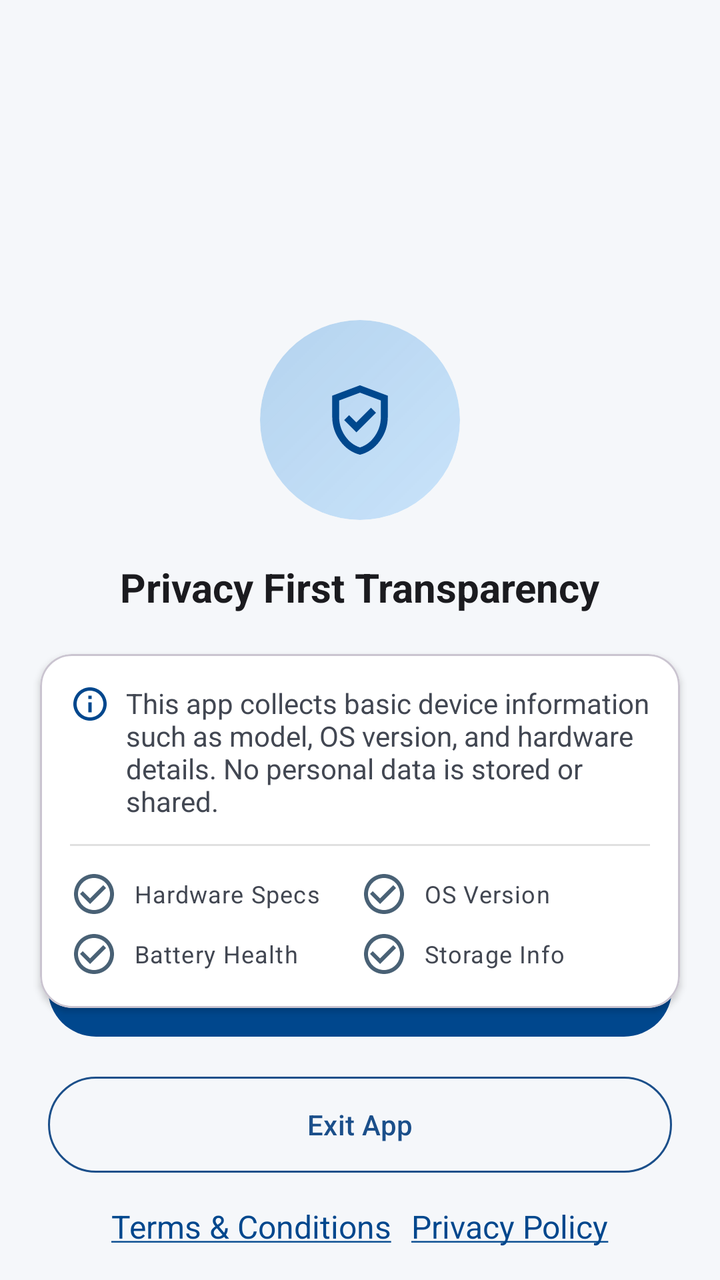
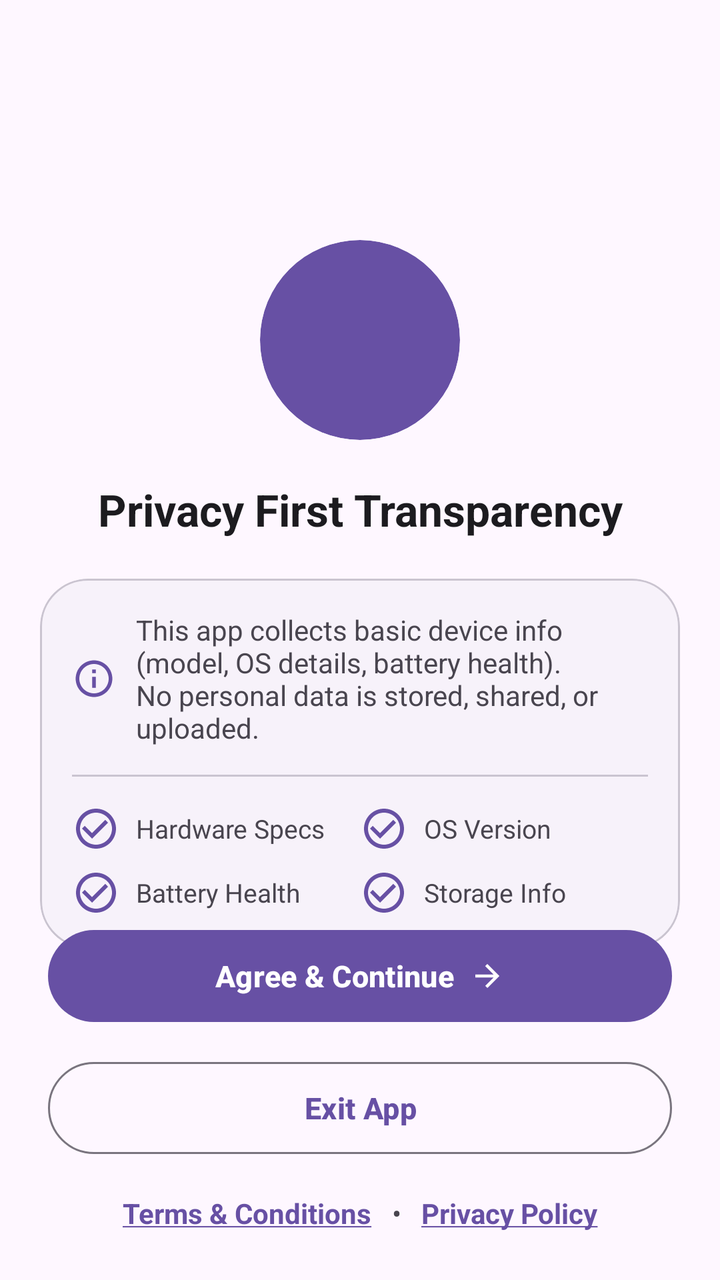

Before-and-after screenshots of an Android layout around one commit, followed by the original layout XML and the change that was made.
<!-- AndroidManifest.xml: application theme Theme.DeviceInfo -->
<!-- res/layout/fragment_intro.xml -->
<?xml version="1.0" encoding="utf-8"?>
<androidx.constraintlayout.widget.ConstraintLayout xmlns:android="http://schemas.android.com/apk/res/android"
    xmlns:app="http://schemas.android.com/apk/res-auto"
    android:layout_width="match_parent"
    android:layout_height="match_parent"
    android:background="#F5F7FA">


    <ImageView
        android:id="@+id/iconContainer"
        android:layout_width="100dp"
        android:layout_height="100dp"
        android:layout_gravity="center"
        android:layout_marginTop="160dp"
        android:src="@drawable/ic_shield_check"
        app:layout_constraintEnd_toEndOf="parent"
        app:layout_constraintStart_toStartOf="parent"
        app:layout_constraintTop_toTopOf="parent" />

    
    <TextView
        android:id="@+id/titleText"
        android:layout_width="wrap_content"
        android:layout_height="wrap_content"
        android:layout_marginTop="20dp"
        android:text="Privacy First Transparency"
        android:textColor="#1B1B1F"
        android:textSize="20sp"
        android:textStyle="bold"
        app:layout_constraintEnd_toEndOf="parent"
        app:layout_constraintStart_toStartOf="parent"
        app:layout_constraintTop_toBottomOf="@id/iconContainer" />

    
    <com.google.android.material.card.MaterialCardView
        android:id="@+id/infoCard"
        android:layout_width="0dp"
        android:layout_height="wrap_content"
        android:layout_margin="20dp"
        android:backgroundTint="@color/white"
        android:padding="16dp"
        app:cardCornerRadius="16dp"
        app:cardElevation="2dp"
        app:contentPadding="15dp"
        app:layout_constraintEnd_toEndOf="parent"
        app:layout_constraintStart_toStartOf="parent"
        app:layout_constraintTop_toBottomOf="@id/titleText">

        <LinearLayout
            android:layout_width="match_parent"
            android:layout_height="wrap_content"
            android:orientation="vertical">

            
            <LinearLayout
                android:layout_width="match_parent"
                android:layout_height="wrap_content"
                android:orientation="horizontal">

                <ImageView
                    android:layout_width="20dp"
                    android:layout_height="20dp"
                    android:src="@drawable/ic_info_outline"
                    app:tint="#00478D" />

                <TextView
                    android:layout_width="0dp"
                    android:layout_height="wrap_content"
                    android:layout_marginStart="8dp"
                    android:layout_weight="1"
                    android:text="This app collects basic device information such as model, OS version, and hardware details. No personal data is stored or shared."
                    android:textColor="#424752"
                    android:textSize="14sp" />
            </LinearLayout>

            
            <View
                android:layout_width="match_parent"
                android:layout_height="1dp"
                android:layout_marginVertical="12dp"
                android:background="#E0E0E0" />

            
            <LinearLayout
                android:layout_width="match_parent"
                android:layout_height="wrap_content"
                android:orientation="vertical">

                <LinearLayout
                    android:layout_width="match_parent"
                    android:layout_height="wrap_content"
                    android:orientation="horizontal"
                    android:weightSum="2">

                    <com.google.android.material.textview.MaterialTextView
                        android:layout_width="0dp"
                        android:layout_height="wrap_content"
                        android:layout_weight="1"
                        android:drawableStart="@drawable/ic_check_circle_outline"
                        android:drawablePadding="8dp"
                        android:drawableTint="#496175"
                        android:gravity="center_vertical"
                        android:text="Hardware Specs"
                        android:textAppearance="?attr/textAppearanceBodySmall"
                        android:textColor="#424752" />

                    <com.google.android.material.textview.MaterialTextView
                        android:layout_width="0dp"
                        android:layout_height="wrap_content"
                        android:layout_weight="1"
                        android:drawableStart="@drawable/ic_check_circle_outline"

                        android:drawablePadding="8dp"
                        android:drawableTint="#496175"
                        android:gravity="center_vertical"

                        android:text="OS Version"
                        android:textAppearance="?attr/textAppearanceBodySmall"
                        android:textColor="#424752" />

                </LinearLayout>

                <LinearLayout
                    android:layout_width="match_parent"
                    android:layout_height="wrap_content"
                    android:layout_marginTop="6dp"
                    android:orientation="horizontal"
                    android:weightSum="2">

                    <com.google.android.material.textview.MaterialTextView
                        android:layout_width="0dp"
                        android:layout_height="wrap_content"
                        android:layout_weight="1"
                        android:drawableStart="@drawable/ic_check_circle_outline"

                        android:drawablePadding="8dp"
                        android:drawableTint="#496175"
                        android:gravity="center_vertical"

                        android:text="Battery Health"
                        android:textAppearance="?attr/textAppearanceBodySmall"
                        android:textColor="#424752" />

                    <com.google.android.material.textview.MaterialTextView
                        android:layout_width="0dp"
                        android:layout_height="wrap_content"
                        android:layout_weight="1"
                        android:drawableStart="@drawable/ic_check_circle_outline"

                        android:drawablePadding="8dp"
                        android:drawableTint="#496175"
                        android:gravity="center_vertical"

                        android:text="Storage Info"
                        android:textAppearance="?attr/textAppearanceBodySmall"
                        android:textColor="#424752" />
                </LinearLayout>

            </LinearLayout>

        </LinearLayout>

    </com.google.android.material.card.MaterialCardView>

    
    <com.google.android.material.button.MaterialButton
        android:id="@+id/btnAgree"
        android:layout_width="0dp"
        android:layout_height="56dp"
        android:layout_marginHorizontal="24dp"
        android:layout_marginBottom="12dp"
        android:text="@string/agree_continue"
        android:textAllCaps="false"
        android:textColor="@android:color/white"
        app:backgroundTint="#00478D"
        app:cornerRadius="28dp"
        app:icon="@drawable/ic_arrow_forward"
        app:iconGravity="textEnd"
        app:layout_constraintBottom_toTopOf="@id/btnExit"
        app:layout_constraintEnd_toEndOf="parent"
        app:layout_constraintStart_toStartOf="parent" />

    
    <com.google.android.material.button.MaterialButton
        android:id="@+id/btnExit"
        android:layout_width="0dp"
        android:layout_height="56dp"
        android:layout_marginHorizontal="24dp"
        android:layout_marginBottom="12dp"
        android:text="Exit App"
        android:textAllCaps="false"
        android:textColor="#1B4F8A"
        app:backgroundTint="@android:color/transparent"
        app:cornerRadius="28dp"
        app:layout_constraintBottom_toTopOf="@id/footerLinks"
        app:layout_constraintEnd_toEndOf="parent"
        app:layout_constraintStart_toStartOf="parent"
        app:strokeColor="#1B4F8A"
        app:strokeWidth="1dp" />

    
    <LinearLayout
        android:id="@+id/footerLinks"
        android:layout_width="wrap_content"
        android:layout_height="wrap_content"
        android:layout_marginBottom="16dp"
        android:orientation="horizontal"
        app:layout_constraintBottom_toBottomOf="parent"
        app:layout_constraintEnd_toEndOf="parent"
        app:layout_constraintStart_toStartOf="parent">

        <com.google.android.material.textview.MaterialTextView
            android:id="@+id/termsAndConditionsText"
            android:layout_width="wrap_content"
            android:layout_height="wrap_content"
            android:text="@string/terms_and_conditions"
            android:textColor="#00478D"
            android:textSize="16sp" />

        <TextView
            android:layout_width="wrap_content"
            android:layout_height="wrap_content"
            android:text="   " />

        <com.google.android.material.textview.MaterialTextView
            android:id="@+id/privacyPolicyText"
            android:layout_width="wrap_content"
            android:layout_height="wrap_content"
            android:text="@string/privacy_underlined"
            android:textColor="#00478D"
            android:textSize="16sp" />

    </LinearLayout>

</androidx.constraintlayout.widget.ConstraintLayout>
<!-- resources referenced by this layout -->
<resources>
  <color name="white">#FFFFFFFF</color>
  <!-- drawable ic_arrow_forward (drawable) -->
  <vector xmlns:android="http://schemas.android.com/apk/res/android" android:autoMirrored="true" android:height="24dp" android:tint="#FFFFFF" android:viewportHeight="24" android:viewportWidth="24" android:width="24dp">
        
      <path android:fillColor="@android:color/white" android:pathData="M12,4l-1.41,1.41L16.17,11H4v2h12.17l-5.58,5.59L12,20l8,-8z"/>
      
  </vector>
  <!-- drawable ic_check_circle_outline (drawable) -->
  <vector xmlns:android="http://schemas.android.com/apk/res/android" android:height="24dp" android:tint="#FFFFFF" android:viewportHeight="24" android:viewportWidth="24" android:width="24dp">
        
      <path android:fillColor="@android:color/white" android:pathData="M16.59,7.58L10,14.17l-3.59,-3.58L5,12l5,5 8,-8zM12,2C6.48,2 2,6.48 2,12s4.48,10 10,10 10,-4.48 10,-10S17.52,2 12,2zM12,20c-4.42,0 -8,-3.58 -8,-8s3.58,-8 8,-8 8,3.58 8,8 -3.58,8 -8,8z"/>
      
  </vector>
  <!-- drawable ic_info_outline (drawable) -->
  <vector xmlns:android="http://schemas.android.com/apk/res/android" android:height="24dp" android:tint="#FFFFFF" android:viewportHeight="24" android:viewportWidth="24" android:width="24dp">
        
      <path android:fillColor="@android:color/white" android:pathData="M11,7h2v2h-2V7zM11,11h2v6h-2V11zM12,2C6.48,2 2,6.48 2,12s4.48,10 10,10s10,-4.48 10,-10S17.52,2 12,2zM12,20c-4.41,0 -8,-3.59 -8,-8s3.59,-8 8,-8s8,3.59 8,8S16.41,20 12,20z"/>
      
  </vector>
  <string name="agree_continue">Agree &amp; Continue</string>
  <string name="privacy_underlined"><u>Privacy Policy</u></string>
  <string name="terms_and_conditions"><u>Terms &amp; Conditions</u></string>
  <style name="Theme.DeviceInfo" parent="Theme.Material3.DayNight.NoActionBar">
          <item name="colorPrimary">@color/colorPrimary</item>
          <item name="colorPrimaryVariant">@color/colorPrimaryVariant</item>
          <item name="colorSecondary">@color/colorSecondary</item>
          <item name="colorSecondaryVariant">@color/colorSecondaryVariant</item>
          <item name="colorSurface">@color/colorSurface</item>
          <item name="colorSurfaceVariant">@color/colorSurfaceVariant</item>
          <item name="colorOnSurface">@color/colorOnSurface</item>
          <item name="colorOnSurfaceVariant">@color/colorOnSurfaceVariant</item>
          <item name="android:statusBarColor" tools:targetApi="l">?attr/colorSurfaceContainer</item>
          <item name="android:navigationBarColor" tools:targetApi="o">?attr/colorSurface</item>
      </style>
  <color name="colorPrimary">#6750A4</color>
  <color name="colorPrimaryVariant">#21005D</color>
  <color name="colorSecondary">#625B71</color>
  <color name="colorSecondaryVariant">#7D5260</color>
  <color name="colorSurface">#FEF7FF</color>
  <color name="colorSurfaceVariant">#E7E0EC</color>
  <color name="colorOnSurface">#1C1B1F</color>
  <color name="colorOnSurfaceVariant">#49454F</color>
  <!-- unchanged entries left out for length: 1 -->
</resources>

<!-- the commit's change to res/layout/fragment_intro.xml (unified diff, before → after) -->
@@ -3,29 +3,30 @@
     xmlns:app="http://schemas.android.com/apk/res-auto"
     android:layout_width="match_parent"
     android:layout_height="match_parent"
-    android:background="#F5F7FA">
-
+    android:background="?attr/colorSurface">
 
     <ImageView
         android:id="@+id/iconContainer"
         android:layout_width="100dp"
         android:layout_height="100dp"
         android:layout_gravity="center"
-        android:layout_marginTop="160dp"
+        android:layout_marginTop="120dp"
         android:src="@drawable/ic_shield_check"
+        app:tint="?attr/colorPrimary"
         app:layout_constraintEnd_toEndOf="parent"
         app:layout_constraintStart_toStartOf="parent"
-        app:layout_constraintTop_toTopOf="parent" />
-
-    
-    <TextView
+        app:layout_constraintTop_toTopOf="parent"
+        android:contentDescription="@null" />
+
+    
+    <com.google.android.material.textview.MaterialTextView
         android:id="@+id/titleText"
         android:layout_width="wrap_content"
         android:layout_height="wrap_content"
         android:layout_marginTop="20dp"
         android:text="Privacy First Transparency"
-        android:textColor="#1B1B1F"
-        android:textSize="20sp"
+        android:textColor="?attr/colorOnSurface"
+        android:textSize="22sp"
         android:textStyle="bold"
         app:layout_constraintEnd_toEndOf="parent"
         app:layout_constraintStart_toStartOf="parent"
@@ -37,11 +38,12 @@
         android:layout_width="0dp"
         android:layout_height="wrap_content"
         android:layout_margin="20dp"
-        android:backgroundTint="@color/white"
-        android:padding="16dp"
-        app:cardCornerRadius="16dp"
-        app:cardElevation="2dp"
-        app:contentPadding="15dp"
+        app:cardCornerRadius="24dp"
+        app:cardElevation="0dp"
+        app:strokeColor="?attr/colorOutlineVariant"
+        app:strokeWidth="1dp"
+        app:cardBackgroundColor="?attr/colorSurfaceContainerLow"
+        app:contentPadding="16dp"
         app:layout_constraintEnd_toEndOf="parent"
         app:layout_constraintStart_toStartOf="parent"
         app:layout_constraintTop_toBottomOf="@id/titleText">
@@ -55,21 +57,23 @@
             <LinearLayout
                 android:layout_width="match_parent"
                 android:layout_height="wrap_content"
-                android:orientation="horizontal">
+                android:orientation="horizontal"
+                android:gravity="center_vertical">
 
                 <ImageView
-                    android:layout_width="20dp"
-                    android:layout_height="20dp"
+                    android:layout_width="22dp"
+                    android:layout_height="22dp"
                     android:src="@drawable/ic_info_outline"
-                    app:tint="#00478D" />
-
-                <TextView
+                    app:tint="?attr/colorPrimary"
+                    android:contentDescription="@null" />
+
+                <com.google.android.material.textview.MaterialTextView
                     android:layout_width="0dp"
                     android:layout_height="wrap_content"
-                    android:layout_marginStart="8dp"
+                    android:layout_marginStart="10dp"
                     android:layout_weight="1"
-                    android:text="This app collects basic device information such as model, OS version, and hardware details. No personal data is stored or shared."
-                    android:textColor="#424752"
+                    android:text="This app collects basic device info (model, OS details, battery health). No personal data is stored, shared, or uploaded."
+                    android:textColor="?attr/colorOnSurfaceVariant"
                     android:textSize="14sp" />
             </LinearLayout>
 
@@ -77,8 +81,8 @@
             <View
                 android:layout_width="match_parent"
                 android:layout_height="1dp"
-                android:layout_marginVertical="12dp"
-                android:background="#E0E0E0" />
+                android:layout_marginVertical="14dp"
+                android:background="?attr/colorOutlineVariant" />
 
             
             <LinearLayout
@@ -98,32 +102,30 @@
                         android:layout_weight="1"
                         android:drawableStart="@drawable/ic_check_circle_outline"
                         android:drawablePadding="8dp"
-                        android:drawableTint="#496175"
+                        android:drawableTint="?attr/colorPrimary"
                         android:gravity="center_vertical"
                         android:text="Hardware Specs"
-                        android:textAppearance="?attr/textAppearanceBodySmall"
-                        android:textColor="#424752" />
-
-                    <com.google.android.material.textview.MaterialTextView
-                        android:layout_width="0dp"
-                        android:layout_height="wrap_content"
-                        android:layout_weight="1"
-                        android:drawableStart="@drawable/ic_check_circle_outline"
-
-                        android:drawablePadding="8dp"
-                        android:drawableTint="#496175"
-                        android:gravity="center_vertical"
-
+                        android:textColor="?attr/colorOnSurfaceVariant"
+                        android:textSize="13sp" />
+
+                    <com.google.android.material.textview.MaterialTextView
+                        android:layout_width="0dp"
+                        android:layout_height="wrap_content"
+                        android:layout_weight="1"
+                        android:drawableStart="@drawable/ic_check_circle_outline"
+                        android:drawablePadding="8dp"
+                        android:drawableTint="?attr/colorPrimary"
+                        android:gravity="center_vertical"
                         android:text="OS Version"
-                        android:textAppearance="?attr/textAppearanceBodySmall"
-                        android:textColor="#424752" />
+                        android:textColor="?attr/colorOnSurfaceVariant"
+                        android:textSize="13sp" />
 
                 </LinearLayout>
 
                 <LinearLayout
                     android:layout_width="match_parent"
                     android:layout_height="wrap_content"
-                    android:layout_marginTop="6dp"
+                    android:layout_marginTop="8dp"
                     android:orientation="horizontal"
                     android:weightSum="2">
 
@@ -132,28 +134,24 @@
                         android:layout_height="wrap_content"
                         android:layout_weight="1"
                         android:drawableStart="@drawable/ic_check_circle_outline"
-
-                        android:drawablePadding="8dp"
-                        android:drawableTint="#496175"
-                        android:gravity="center_vertical"
-
+                        android:drawablePadding="8dp"
+                        android:drawableTint="?attr/colorPrimary"
+                        android:gravity="center_vertical"
                         android:text="Battery Health"
-                        android:textAppearance="?attr/textAppearanceBodySmall"
-                        android:textColor="#424752" />
-
-                    <com.google.android.material.textview.MaterialTextView
-                        android:layout_width="0dp"
-                        android:layout_height="wrap_content"
-                        android:layout_weight="1"
-                        android:drawableStart="@drawable/ic_check_circle_outline"
-
-                        android:drawablePadding="8dp"
-                        android:drawableTint="#496175"
-                        android:gravity="center_vertical"
-
+                        android:textColor="?attr/colorOnSurfaceVariant"
+                        android:textSize="13sp" />
+
+                    <com.google.android.material.textview.MaterialTextView
+                        android:layout_width="0dp"
+                        android:layout_height="wrap_content"
+                        android:layout_weight="1"
+                        android:drawableStart="@drawable/ic_check_circle_outline"
+                        android:drawablePadding="8dp"
+                        android:drawableTint="?attr/colorPrimary"
+                        android:gravity="center_vertical"
                         android:text="Storage Info"
-                        android:textAppearance="?attr/textAppearanceBodySmall"
-                        android:textColor="#424752" />
+                        android:textColor="?attr/colorOnSurfaceVariant"
+                        android:textSize="13sp" />
                 </LinearLayout>
 
             </LinearLayout>
@@ -165,17 +163,18 @@
     
     <com.google.android.material.button.MaterialButton
         android:id="@+id/btnAgree"
+        style="@style/Widget.Material3.Button"
         android:layout_width="0dp"
-        android:layout_height="56dp"
+        android:layout_height="54dp"
         android:layout_marginHorizontal="24dp"
         android:layout_marginBottom="12dp"
         android:text="@string/agree_continue"
         android:textAllCaps="false"
-        android:textColor="@android:color/white"
-        app:backgroundTint="#00478D"
-        app:cornerRadius="28dp"
+        android:textSize="15sp"
+        android:textStyle="bold"
         app:icon="@drawable/ic_arrow_forward"
         app:iconGravity="textEnd"
+        app:iconPadding="8dp"
         app:layout_constraintBottom_toTopOf="@id/btnExit"
         app:layout_constraintEnd_toEndOf="parent"
         app:layout_constraintStart_toStartOf="parent" />
@@ -183,27 +182,25 @@
     
     <com.google.android.material.button.MaterialButton
         android:id="@+id/btnExit"
+        style="@style/Widget.Material3.Button.OutlinedButton"
         android:layout_width="0dp"
-        android:layout_height="56dp"
+        android:layout_height="54dp"
         android:layout_marginHorizontal="24dp"
-        android:layout_marginBottom="12dp"
+        android:layout_marginBottom="16dp"
         android:text="Exit App"
         android:textAllCaps="false"
-        android:textColor="#1B4F8A"
-        app:backgroundTint="@android:color/transparent"
-        app:cornerRadius="28dp"
+        android:textSize="15sp"
+        android:textStyle="bold"
         app:layout_constraintBottom_toTopOf="@id/footerLinks"
         app:layout_constraintEnd_toEndOf="parent"
-        app:layout_constraintStart_toStartOf="parent"
-        app:strokeColor="#1B4F8A"
-        app:strokeWidth="1dp" />
+        app:layout_constraintStart_toStartOf="parent" />
 
     
     <LinearLayout
         android:id="@+id/footerLinks"
         android:layout_width="wrap_content"
         android:layout_height="wrap_content"
-        android:layout_marginBottom="16dp"
+        android:layout_marginBottom="24dp"
         android:orientation="horizontal"
         app:layout_constraintBottom_toBottomOf="parent"
         app:layout_constraintEnd_toEndOf="parent"
@@ -214,21 +211,25 @@
             android:layout_width="wrap_content"
             android:layout_height="wrap_content"
             android:text="@string/terms_and_conditions"
-            android:textColor="#00478D"
-            android:textSize="16sp" />
+            android:textColor="?attr/colorPrimary"
+            android:textSize="14sp"
+            android:textStyle="bold" />
 
         <TextView
             android:layout_width="wrap_content"
             android:layout_height="wrap_content"
-            android:text="   " />
+            android:text="   •   "
+            android:textColor="?attr/colorOnSurfaceVariant"
+            android:textSize="14sp" />
 
         <com.google.android.material.textview.MaterialTextView
             android:id="@+id/privacyPolicyText"
             android:layout_width="wrap_content"
             android:layout_height="wrap_content"
             android:text="@string/privacy_underlined"
-            android:textColor="#00478D"
-            android:textSize="16sp" />
+            android:textColor="?attr/colorPrimary"
+            android:textSize="14sp"
+            android:textStyle="bold" />
 
     </LinearLayout>
 
<!-- resource entries referenced after the edit -->
@@ -1,6 +1,5 @@
 <!-- resources referenced by this layout -->
 <resources>
-  <color name="white">#FFFFFFFF</color>
   <!-- drawable ic_arrow_forward (drawable) -->
   <vector xmlns:android="http://schemas.android.com/apk/res/android" android:autoMirrored="true" android:height="24dp" android:tint="#FFFFFF" android:viewportHeight="24" android:viewportWidth="24" android:width="24dp">
         
